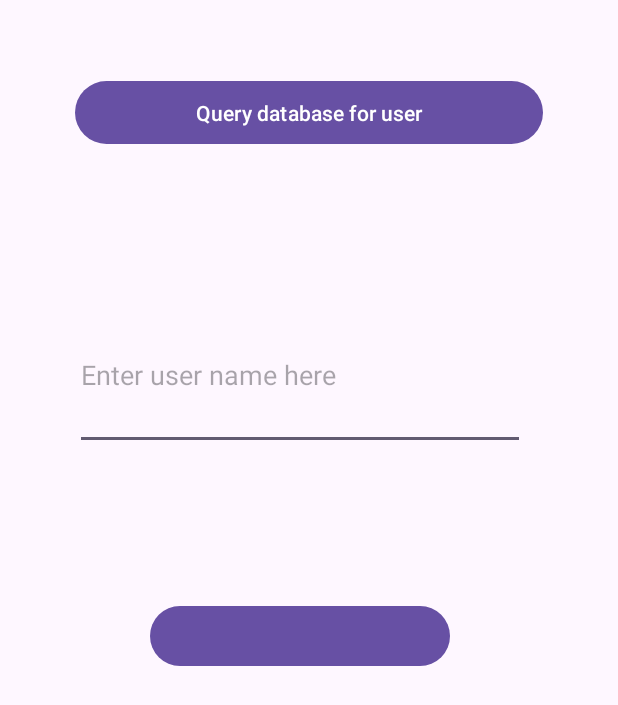
After one commit to nm108/AndroidSQL, an Android app: the layout activity_database_query.xml on its own in the app's theme, with its tools: preview values and no code run, on a phone screen of 412 x 824 dp. The commit adds this screen. Shown: the top 705 px of the screen. Run offline under Robolectric (Android 15) with nearby library versions, the phone set to English and light mode, and no system bars.

Commit message:
Preparing to use second activity where remote database connection is configured (ip, port, dbinstance, database).
(for now working on UI).

for now code quality is very poor.

```diff
--- a/app/src/main/AndroidManifest.xml
+++ b/app/src/main/AndroidManifest.xml
@@ -25,6 +25,7 @@
         </activity>
         <activity android:name=".SecondaryActivity">
         </activity>
+        <activity android:name=".DatabaseQueryActivity"></activity>
     </application>
 
     <uses-permission android:name="android.permission.INTERNET" />
--- a/app/src/main/java/com/example/myapplication/SecondaryActivity.java
+++ b/app/src/main/java/com/example/myapplication/SecondaryActivity.java
@@ -7,10 +7,8 @@ import android.view.View;
 import android.widget.AdapterView;
 import android.widget.ArrayAdapter;
 import android.widget.Button;
-import android.widget.EditText;
 import android.widget.ListView;
 
-import androidx.annotation.NonNull;
 import androidx.appcompat.app.AppCompatActivity;
 
 
@@ -56,7 +54,7 @@ public class SecondaryActivity extends AppCompatActivity {
     }
 
     private void switchActivities() {
-        Intent switchActivityIntent = new Intent(this, MainActivity.class);
+        Intent switchActivityIntent = new Intent(this, DatabaseQueryActivity.class);
         startActivity(switchActivityIntent);
     }
 }
--- /dev/null
+++ b/app/src/main/res/layout/activity_database_query.xml
@@ -0,0 +1,34 @@
+<?xml version="1.0" encoding="utf-8"?>
+<RelativeLayout xmlns:android="http://schemas.android.com/apk/res/android"
+    xmlns:app="http://schemas.android.com/apk/res-auto"
+    xmlns:tools="http://schemas.android.com/tools"
+    android:layout_width="match_parent"
+    android:layout_height="match_parent"
+    android:fitsSystemWindows="true">
+
+    <EditText
+        android:id="@+id/UserNameEditText"
+        android:layout_width="300dp"
+        android:layout_height="100dp"
+        android:layout_marginTop="200dp"
+        android:layout_marginLeft="50dp"
+        android:hint="Enter user name here"
+        android:text="">
+
+    </EditText>
+
+    <Button
+        android:id="@+id/DoQueryButton"
+        android:layout_width="match_parent"
+        android:layout_height="50dp"
+        android:layout_margin="50dp"
+        android:text="Query database for user"></Button>
+
+    <Button android:id="@+id/SwitchActivitiesButton"
+        android:layout_marginLeft="100dp"
+        android:layout_marginTop="400dp"
+        android:layout_width="200dp"
+        android:layout_height="wrap_content"
+        android:text="@string/my_button_text"></Button>
+
+</RelativeLayout>
--- a/app/src/main/res/menu/menu_main.xml
+++ b/app/src/main/res/menu/menu_main.xml
@@ -1,7 +1,7 @@
 <menu xmlns:android="http://schemas.android.com/apk/res/android"
     xmlns:app="http://schemas.android.com/apk/res-auto"
     xmlns:tools="http://schemas.android.com/tools"
-    tools:context="com.example.myapplication.MainActivity">
+    tools:context="com.example.myapplication.DatabaseQueryActivity">
     <item
         android:id="@+id/action_settings"
         android:orderInCategory="100"
```
Also changed, not shown: app/src/main/java/com/example/myapplication/DatabaseQueryActivity.java (renamed from app/src/main/java/com/example/myapplication/MainActivity.java, +7 -11 lines), app/src/main/res/layout/activity_main.xml (+1 -20 lines).
